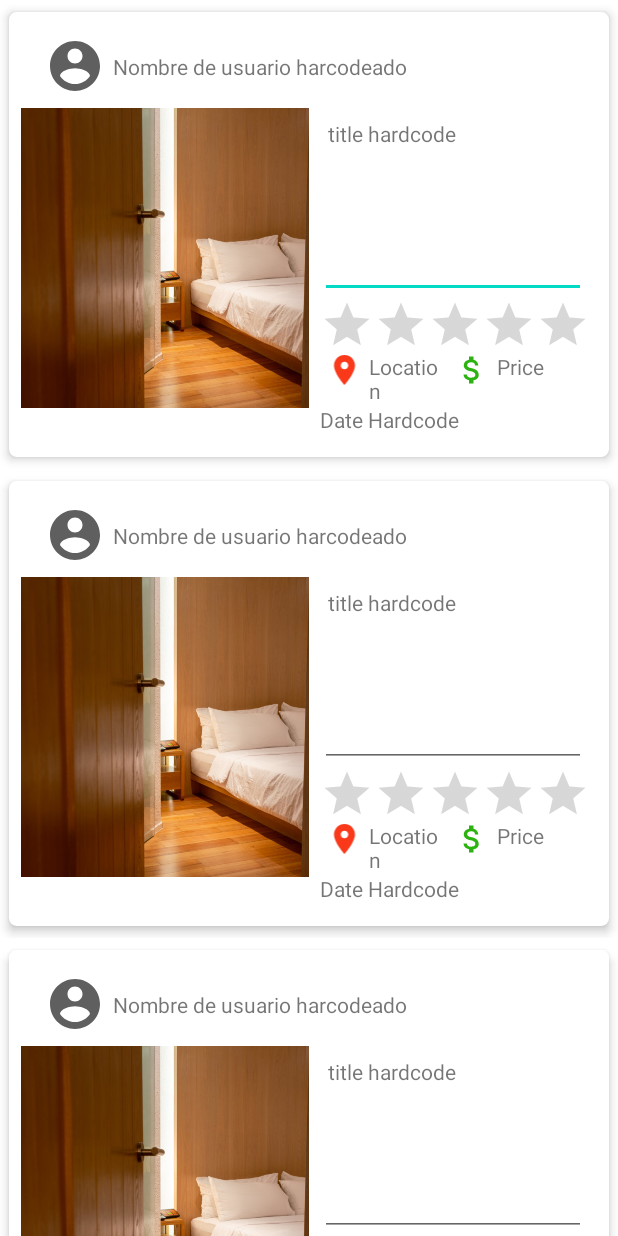
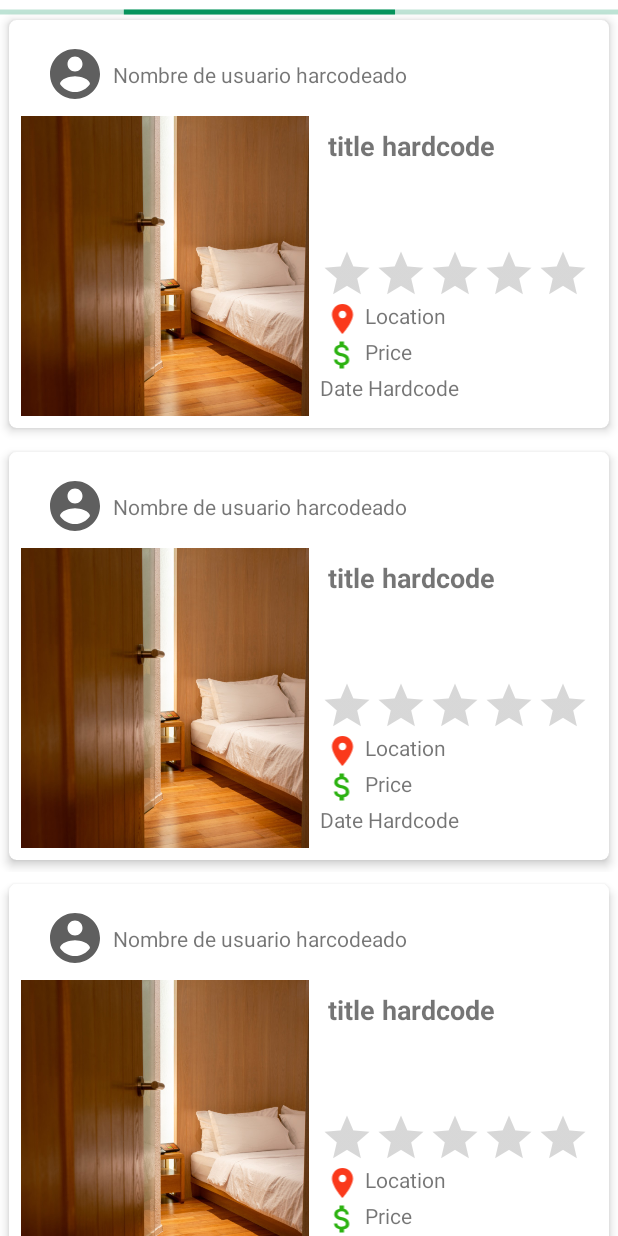
Before and after one commit to Angel03paredes/PSM-Proyecto, an Android app: the layout fragment_home.xml on its own in the app's theme, with its tools: preview values and no code run, on a phone screen of 412 x 824 dp. Run offline under Robolectric (Android 15) with nearby library versions, the phone set to English and light mode, and no system bars.

Commit message:
post item  layout mejor organizado y con progressbar

```diff
--- a/LineHome/app/src/main/java/com/example/linehome/HomeFragment.kt
+++ b/LineHome/app/src/main/java/com/example/linehome/HomeFragment.kt
@@ -61,9 +61,11 @@ class HomeFragment : Fragment() {
 
         if(INTERNET_AVAILABLE) {
             getPublication()
+
         }
         else {
             showPublicationsDisconected()
+            view.progressBar6.visibility = View.GONE
         }
 
         view.swipeRefresh.setColorSchemeResources(R.color.primary_color);
@@ -89,6 +91,7 @@ class HomeFragment : Fragment() {
             listPost.add(post)
             postAdapter?.notifyDataSetChanged()
         }
+
     }
 
     private fun getPublication() {
@@ -191,6 +194,7 @@ class HomeFragment : Fragment() {
 
                                                             listPost.add(postPreview)
                                                             postAdapter?.notifyDataSetChanged()
+                                                            progressBar6.visibility = View.GONE
                                                         } else {
                                                             println("Imagen no encontrada.")
                                                         }
@@ -228,6 +232,7 @@ class HomeFragment : Fragment() {
                     }
 
                 }
+
             }
 
             override fun onFailure(call: Call<List<Post>>, t: Throwable) {
@@ -235,6 +240,7 @@ class HomeFragment : Fragment() {
             }
 
         })
+
     }
 
 
--- a/LineHome/app/src/main/java/com/example/linehome/adapters/PostAdapter.kt
+++ b/LineHome/app/src/main/java/com/example/linehome/adapters/PostAdapter.kt
@@ -28,7 +28,7 @@ class PostAdapter(private val context: Context, private val listPost: List<PostP
         val item = listPost[position]
         holder.itemView.userNamePost.text = item.ownerName
         holder.itemView.titlePost.text = item.titlePublication
-        holder.itemView.descriptionPost.setText(item.description)
+        holder.itemView.descriptionPost.text = item.description
         holder.itemView.datePost.text = item.createdAt
         holder.itemView.pricePost.text = item.price.toString()
         holder.itemView.locationPost.text = item.location
--- a/LineHome/app/src/main/res/layout/fragment_home.xml
+++ b/LineHome/app/src/main/res/layout/fragment_home.xml
@@ -6,10 +6,20 @@
     android:layout_height="match_parent"
     tools:context=".HomeFragment">
 
+    <ProgressBar
+        android:id="@+id/progressBar6"
+        style="?android:attr/progressBarStyleHorizontal"
+        android:layout_width="match_parent"
+        android:layout_height="wrap_content"
+        android:indeterminate="true"
+        android:indeterminateTint="@color/primary_color"
+        android:visibility="visible" />
+
     <androidx.swiperefreshlayout.widget.SwipeRefreshLayout
         android:id="@+id/swipeRefresh"
         android:layout_width="match_parent"
-        android:layout_height="match_parent">
+        android:layout_height="match_parent"
+        android:layout_marginTop="5dp">
 
         <androidx.recyclerview.widget.RecyclerView
             android:id="@+id/rvPostHome"
--- a/LineHome/app/src/main/res/layout/item_home.xml
+++ b/LineHome/app/src/main/res/layout/item_home.xml
@@ -92,17 +92,20 @@
                         android:layout_height="wrap_content"
                         android:paddingLeft="5dp"
                         android:paddingRight="5dp"
-                        android:text="title hardcode" />
+                        android:text="title hardcode"
+                        android:textSize="18sp"
+                        android:textStyle="bold" />
 
-                    <EditText
+                    <TextView
                         android:id="@+id/descriptionPost"
                         android:layout_width="wrap_content"
-                        android:layout_height="100dp"
+                        android:layout_height="55dp"
                         android:clickable="false"
                         android:editable="false"
                         android:ems="10"
                         android:gravity="start|top"
-                        android:inputType="textMultiLine" />
+                        android:padding="5dp"
+                        android:textSize="18sp" />
 
                     <LinearLayout
                         android:layout_width="match_parent"
@@ -125,9 +128,8 @@
 
                         <ImageView
                             android:id="@+id/imageView12"
-                            android:layout_width="5dp"
+                            android:layout_width="30dp"
                             android:layout_height="wrap_content"
-                            android:layout_weight="1"
                             app:srcCompat="@drawable/ic_baseline_location_on_24" />
 
                         <TextView
@@ -137,11 +139,18 @@
                             android:layout_weight="1"
                             android:text="Location" />
 
+                    </LinearLayout>
+
+                    <LinearLayout
+                        android:layout_width="match_parent"
+                        android:layout_height="match_parent"
+                        android:layout_weight="1"
+                        android:orientation="horizontal">
+
                         <ImageView
                             android:id="@+id/imageView14"
-                            android:layout_width="5dp"
+                            android:layout_width="30dp"
                             android:layout_height="wrap_content"
-                            android:layout_weight="1"
                             app:srcCompat="@drawable/ic_baseline_attach_money_24" />
 
                         <TextView
```
